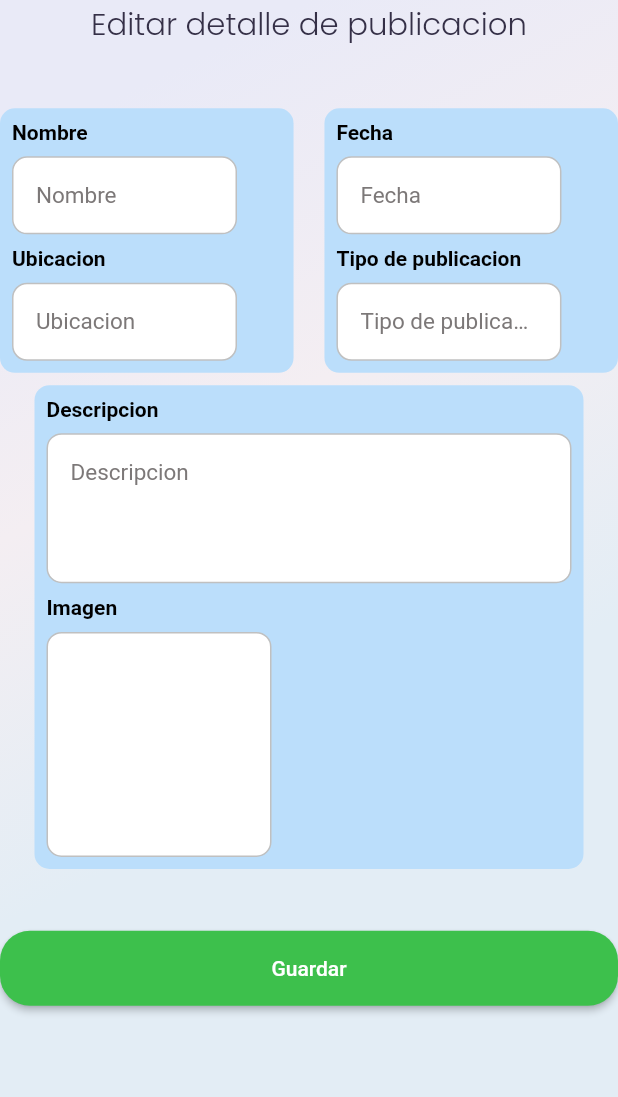
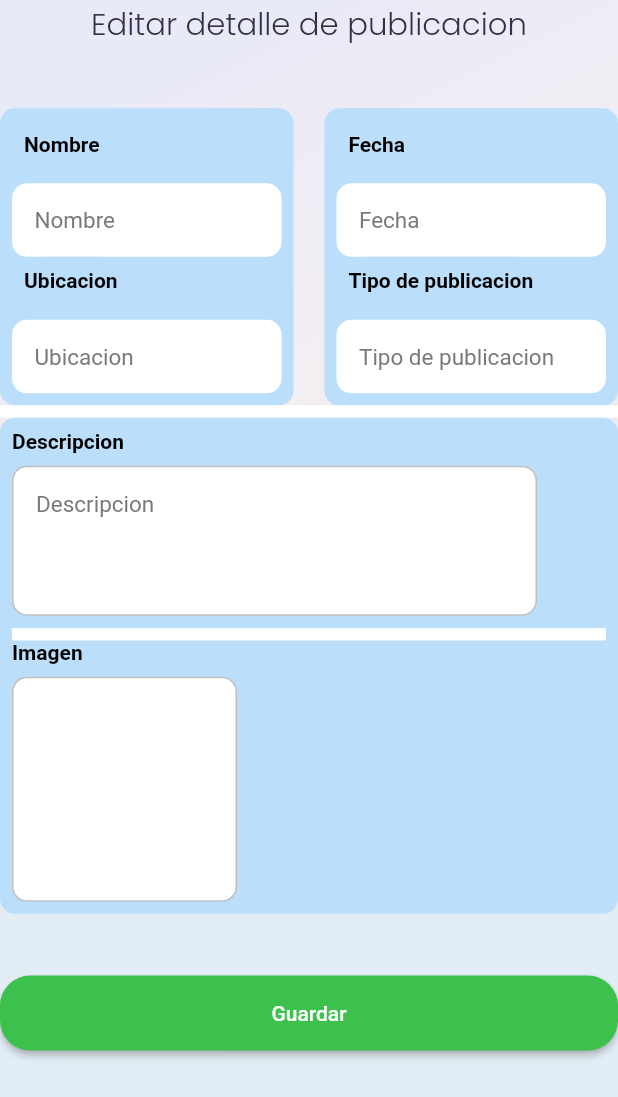
Before and after one commit to lduchi/Front-Family_Lost-FAAN, a Flutter app: the EditPost screen opened directly, on a phone screen of 412 x 824 dp. Shown: the top 1097 px of the screen. Run offline on Flutter 3.47's test engine with Material 2 defaults, Android fonts, the phone set to English and light mode, and no system bars; our stand-ins replace dio, flutter_bloc, fluttertoast, google_fonts, google_maps_flutter, iconly and 3 more; missing offline and left inert: jwt_decode_full, material_dialogs; accounts and stored records are empty; project files that could hold a hidden picture were left out.

Commit message:
edit_post03

```diff
--- a/lib/Screen/edit_post.dart
+++ b/lib/Screen/edit_post.dart
@@ -43,6 +43,7 @@ class EditPost extends StatelessWidget {
                 crossAxisAlignment: CrossAxisAlignment.stretch,
                 children: [
                   Row(
+
                     children: [
                       Expanded(
                         child: Container(
@@ -57,7 +58,6 @@ class EditPost extends StatelessWidget {
                             children: [
                               _buildTextFieldWithLabel(
                                   "Nombre", "Nombre", size),
-                              SizedBox(height: size.height * 0.01),
                               _buildTextFieldWithLabel(
                                   "Ubicacion", "Ubicacion", size),
                             ],
@@ -77,17 +77,23 @@ class EditPost extends StatelessWidget {
                             crossAxisAlignment: CrossAxisAlignment.start,
                             children: [
                               _buildTextFieldWithLabel("Fecha", "Fecha", size),
-                              SizedBox(height: size.height * 0.01),
+
+
                               _buildTextFieldWithLabel("Tipo de publicacion",
                                   "Tipo de publicacion", size),
                             ],
                           ),
                         ),
+
                       ),
                     ],
                   ),
-                  SizedBox(height: size.height * 0.01),
-                  Center(
+SizedBox(
+  height: size.height * 0.01, // Ajuste del tamaño del SizedBox
+  child: Container(
+    color: Colors.white, // Color blanco
+  ),
+),                  Center(
                     // Centrar la parte de descripcion e imagen
                     child: Container(
                       padding: const EdgeInsets.all(8.0),
@@ -101,7 +107,16 @@ class EditPost extends StatelessWidget {
                         children: [
                           _buildTextFieldWithLabel2(
                               "Descripcion", "Descripcion", size),
-                          SizedBox(height: size.height * 0.01),
+SizedBox(
+  height: size.height * 0.01, // Ajuste del tamaño del SizedBox
+
+),
+                   SizedBox(
+  height: size.height * 0.01, // Ajuste del tamaño del SizedBox
+  child: Container(
+    color: Colors.white, // Color blanco
+  ),
+),
                         Text(
                             "Imagen",
                             style: TextStyle(
@@ -198,8 +213,17 @@ class EditPost extends StatelessWidget {
   return Column(
     crossAxisAlignment: CrossAxisAlignment.start,
     children: [
-        Padding(
+      Container(
         padding: const EdgeInsets.only(bottom: 8.0),
+        decoration: BoxDecoration(
+          color: Colors.blue[100], // Margen de color del título
+borderRadius: BorderRadius.horizontal(
+      left: Radius.circular(20.0), // Borde izquierdo semicircular
+      right: Radius.circular(20.0), // Borde derecho semicircular
+    ),
+        ),
+        child: Padding(
+  padding: EdgeInsets.all(8.0), // Ajuste del relleno del contenedor
           child: Text(
             label,
             style: TextStyle(
@@ -208,16 +232,14 @@ class EditPost extends StatelessWidget {
             ),
           ),
         ),
+      ),
+      SizedBox(height: 2.0), // Espacio entre el título y el campo de texto
+      // Contenedor para el campo de texto con fondo blanco y sin borde de color
       Container(
-          width: 150,
-          height: 52.04,
         padding: const EdgeInsets.symmetric(horizontal: 5),
         decoration: BoxDecoration(
-            color: Colors.white,
+          color: Colors.white, // Fondo blanco del campo de texto
           borderRadius: BorderRadius.circular(10),
-            border: Border.all(
-              color: Color(0xFFC0C0C0),
-            ),
         ),
         child: TextField(
           decoration: InputDecoration(
@@ -228,13 +250,15 @@ class EditPost extends StatelessWidget {
               color: Color.fromARGB(255, 124, 120, 120),
               fontSize: 15,
             ),
-              border: InputBorder.none,
+            border: InputBorder.none, // Sin borde
           ),
         ),
       ),
     ],
   );
 }
+
+
 
   Widget _buildTextFieldWithLabel2(String hint, String label, Size size) {
     return Column(
```
Lines whose indentation alone changed are shown as unchanged.
